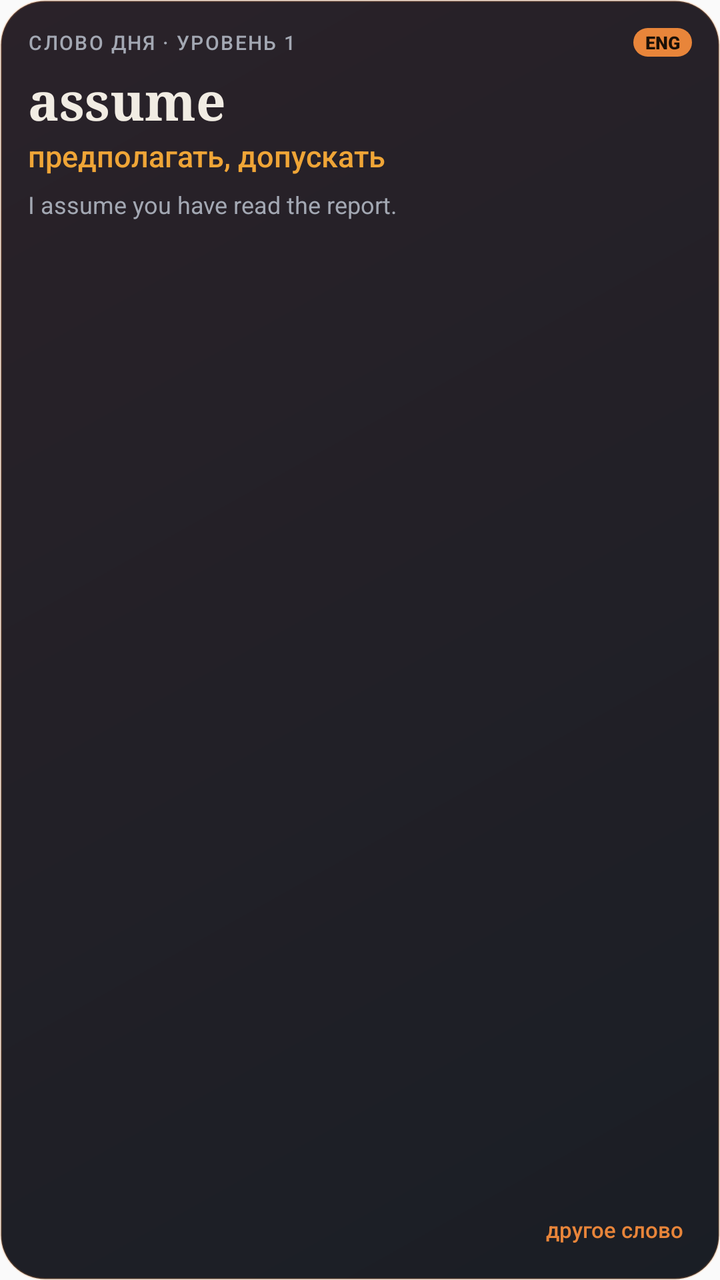
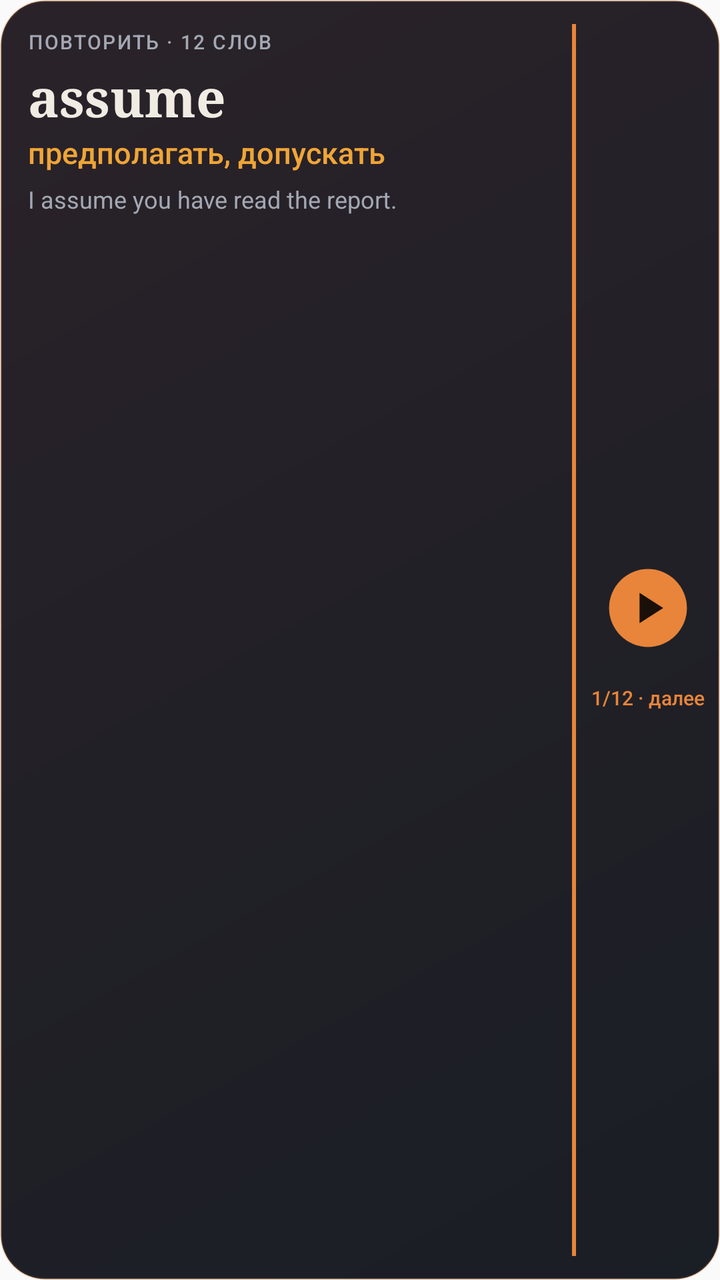

Compare the two renders of this Android layout. The source of the first and the diff that turns it into the second are given below.
<!-- AndroidManifest.xml: application theme AppTheme -->
<!-- res/layout/word_widget.xml -->
<?xml version="1.0" encoding="utf-8"?>
<LinearLayout xmlns:android="http://schemas.android.com/apk/res/android"
    android:id="@+id/widget_root"
    android:layout_width="match_parent"
    android:layout_height="match_parent"
    android:orientation="vertical"
    android:background="@drawable/widget_bg"
    android:padding="14dp">

    <LinearLayout android:layout_width="match_parent" android:layout_height="wrap_content" android:orientation="horizontal" android:gravity="center_vertical">
        <TextView android:id="@+id/widget_eyebrow" android:layout_width="0dp" android:layout_weight="1" android:layout_height="wrap_content"
            android:text="СЛОВО ДНЯ · УРОВЕНЬ 1" android:textColor="@color/sf_muted" android:textSize="10sp" android:letterSpacing="0.08" android:fontFamily="sans-serif-medium" />
        <TextView android:layout_width="wrap_content" android:layout_height="wrap_content" android:text="ENG"
            android:background="@drawable/widget_chip" android:paddingLeft="6dp" android:paddingRight="6dp" android:paddingTop="1dp" android:paddingBottom="1dp"
            android:textColor="#1A1007" android:textSize="9sp" android:fontFamily="sans-serif-black" />
    </LinearLayout>

    <TextView android:id="@+id/widget_word" android:layout_width="match_parent" android:layout_height="wrap_content" android:layout_marginTop="4dp"
        android:text="assume" android:textColor="@color/sf_ink" android:textSize="26sp" android:fontFamily="serif" android:textStyle="bold" android:maxLines="1" android:ellipsize="end" />

    <TextView android:id="@+id/widget_ru" android:layout_width="match_parent" android:layout_height="wrap_content"
        android:text="предполагать, допускать" android:textColor="@color/sf_amber" android:textSize="15sp" android:fontFamily="sans-serif-medium" android:maxLines="1" android:ellipsize="end" />

    <TextView android:id="@+id/widget_ex" android:layout_width="match_parent" android:layout_height="0dp" android:layout_weight="1" android:layout_marginTop="6dp"
        android:text="I assume you have read the report." android:textColor="@color/sf_muted" android:textSize="12sp" android:maxLines="2" android:ellipsize="end" />

    <LinearLayout android:layout_width="match_parent" android:layout_height="wrap_content" android:orientation="horizontal" android:gravity="center_vertical|end">
        <TextView android:id="@+id/widget_next" android:layout_width="wrap_content" android:layout_height="wrap_content"
            android:text="другое слово" android:textColor="@color/sf_accent" android:textSize="11sp" android:fontFamily="sans-serif-medium" android:padding="4dp" />
    </LinearLayout>
</LinearLayout>
<!-- resources referenced by this layout -->
<resources>
  <color name="sf_accent">#E8853A</color>
  <color name="sf_amber">#EFA537</color>
  <color name="sf_ink">#F1ECE3</color>
  <color name="sf_muted">#A3A8B3</color>
  <!-- drawable widget_bg (drawable) -->
  <?xml version="1.0" encoding="utf-8"?>
  <shape xmlns:android="http://schemas.android.com/apk/res/android" android:shape="rectangle">
      <gradient android:angle="315" android:startColor="#2A2229" android:endColor="#1A1E25" />
      <corners android:radius="22dp" />
      <stroke android:width="1dp" android:color="#33E8853A" />
  </shape>
  <!-- drawable widget_chip (drawable) -->
  <?xml version="1.0" encoding="utf-8"?>
  <shape xmlns:android="http://schemas.android.com/apk/res/android" android:shape="rectangle">
      <solid android:color="#E8853A" />
      <corners android:radius="8dp" />
  </shape>
  <style name="AppTheme" parent="Theme.AppCompat.DayNight.DarkActionBar">
          
          <item name="colorPrimary">@color/colorPrimary</item>
          <item name="colorPrimaryDark">@color/colorPrimaryDark</item>
          <item name="colorAccent">@color/colorAccent</item>
      </style>
  <color name="colorPrimary">#E8853A</color>
  <color name="colorPrimaryDark">#14171C</color>
  <color name="colorAccent">#E8853A</color>
</resources>

<!-- the commit's change to res/layout/word_widget.xml (unified diff, before → after) -->
@@ -3,29 +3,31 @@
     android:id="@+id/widget_root"
     android:layout_width="match_parent"
     android:layout_height="match_parent"
-    android:orientation="vertical"
-    android:background="@drawable/widget_bg"
-    android:padding="14dp">
+    android:orientation="horizontal"
+    android:background="@drawable/widget_bg">
 
-    <LinearLayout android:layout_width="match_parent" android:layout_height="wrap_content" android:orientation="horizontal" android:gravity="center_vertical">
-        <TextView android:id="@+id/widget_eyebrow" android:layout_width="0dp" android:layout_weight="1" android:layout_height="wrap_content"
-            android:text="СЛОВО ДНЯ · УРОВЕНЬ 1" android:textColor="@color/sf_muted" android:textSize="10sp" android:letterSpacing="0.08" android:fontFamily="sans-serif-medium" />
-        <TextView android:layout_width="wrap_content" android:layout_height="wrap_content" android:text="ENG"
-            android:background="@drawable/widget_chip" android:paddingLeft="6dp" android:paddingRight="6dp" android:paddingTop="1dp" android:paddingBottom="1dp"
-            android:textColor="#1A1007" android:textSize="9sp" android:fontFamily="sans-serif-black" />
+    <LinearLayout android:id="@+id/widget_text" android:layout_width="0dp" android:layout_weight="1" android:layout_height="match_parent"
+        android:orientation="vertical" android:padding="14dp" android:clickable="true" android:focusable="true">
+
+        <TextView android:id="@+id/widget_eyebrow" android:layout_width="match_parent" android:layout_height="wrap_content"
+            android:text="ПОВТОРИТЬ · 12 СЛОВ" android:textColor="#A3A8B3" android:textSize="10sp" android:letterSpacing="0.08" android:fontFamily="sans-serif-medium" android:maxLines="1" android:ellipsize="end" />
+
+        <TextView android:id="@+id/widget_word" android:layout_width="match_parent" android:layout_height="wrap_content" android:layout_marginTop="3dp"
+            android:text="assume" android:textColor="#F1ECE3" android:textSize="26sp" android:fontFamily="serif" android:textStyle="bold" android:maxLines="1" android:ellipsize="end" />
+
+        <TextView android:id="@+id/widget_ru" android:layout_width="match_parent" android:layout_height="wrap_content"
+            android:text="предполагать, допускать" android:textColor="#EFA537" android:textSize="15sp" android:fontFamily="sans-serif-medium" android:maxLines="1" android:ellipsize="end" />
+
+        <TextView android:id="@+id/widget_ex" android:layout_width="match_parent" android:layout_height="0dp" android:layout_weight="1" android:layout_marginTop="5dp"
+            android:text="I assume you have read the report." android:textColor="#A3A8B3" android:textSize="12sp" android:maxLines="2" android:ellipsize="end" />
     </LinearLayout>
 
-    <TextView android:id="@+id/widget_word" android:layout_width="match_parent" android:layout_height="wrap_content" android:layout_marginTop="4dp"
-        android:text="assume" android:textColor="@color/sf_ink" android:textSize="26sp" android:fontFamily="serif" android:textStyle="bold" android:maxLines="1" android:ellipsize="end" />
+    <View android:layout_width="2dp" android:layout_height="match_parent" android:layout_marginTop="12dp" android:layout_marginBottom="12dp" android:background="#E8853A" />
 
-    <TextView android:id="@+id/widget_ru" android:layout_width="match_parent" android:layout_height="wrap_content"
-        android:text="предполагать, допускать" android:textColor="@color/sf_amber" android:textSize="15sp" android:fontFamily="sans-serif-medium" android:maxLines="1" android:ellipsize="end" />
-
-    <TextView android:id="@+id/widget_ex" android:layout_width="match_parent" android:layout_height="0dp" android:layout_weight="1" android:layout_marginTop="6dp"
-        android:text="I assume you have read the report." android:textColor="@color/sf_muted" android:textSize="12sp" android:maxLines="2" android:ellipsize="end" />
-
-    <LinearLayout android:layout_width="match_parent" android:layout_height="wrap_content" android:orientation="horizontal" android:gravity="center_vertical|end">
-        <TextView android:id="@+id/widget_next" android:layout_width="wrap_content" android:layout_height="wrap_content"
-            android:text="другое слово" android:textColor="@color/sf_accent" android:textSize="11sp" android:fontFamily="sans-serif-medium" android:padding="4dp" />
+    <LinearLayout android:layout_width="72dp" android:layout_height="match_parent" android:orientation="vertical" android:gravity="center">
+        <ImageView android:id="@+id/widget_play" android:layout_width="52dp" android:layout_height="52dp"
+            android:src="@drawable/ic_widget_play" android:contentDescription="Озвучить" android:padding="4dp" />
+        <TextView android:id="@+id/widget_next" android:layout_width="wrap_content" android:layout_height="wrap_content" android:layout_marginTop="6dp"
+            android:text="1/12 · далее" android:textColor="#E8853A" android:textSize="10sp" android:fontFamily="sans-serif-medium" android:padding="6dp" android:maxLines="1" />
     </LinearLayout>
 </LinearLayout>
<!-- resource entries referenced after the edit -->
@@ -1,21 +1,16 @@
 <!-- resources referenced by this layout -->
 <resources>
-  <color name="sf_accent">#E8853A</color>
-  <color name="sf_amber">#EFA537</color>
-  <color name="sf_ink">#F1ECE3</color>
-  <color name="sf_muted">#A3A8B3</color>
+  <!-- drawable ic_widget_play (drawable) -->
+  <vector xmlns:android="http://schemas.android.com/apk/res/android" android:width="52dp" android:height="52dp" android:viewportWidth="52" android:viewportHeight="52">
+      <path android:fillColor="#E8853A" android:pathData="M26,3a23,23 0,1 1,0 46a23,23 0,1 1,0 -46z"/>
+      <path android:fillColor="#1A1007" android:pathData="M21,17l14,9l-14,9z"/>
+  </vector>
   <!-- drawable widget_bg (drawable) -->
   <?xml version="1.0" encoding="utf-8"?>
   <shape xmlns:android="http://schemas.android.com/apk/res/android" android:shape="rectangle">
       <gradient android:angle="315" android:startColor="#2A2229" android:endColor="#1A1E25" />
       <corners android:radius="22dp" />
       <stroke android:width="1dp" android:color="#33E8853A" />
-  </shape>
-  <!-- drawable widget_chip (drawable) -->
-  <?xml version="1.0" encoding="utf-8"?>
-  <shape xmlns:android="http://schemas.android.com/apk/res/android" android:shape="rectangle">
-      <solid android:color="#E8853A" />
-      <corners android:radius="8dp" />
   </shape>
   <style name="AppTheme" parent="Theme.AppCompat.DayNight.DarkActionBar">
           
